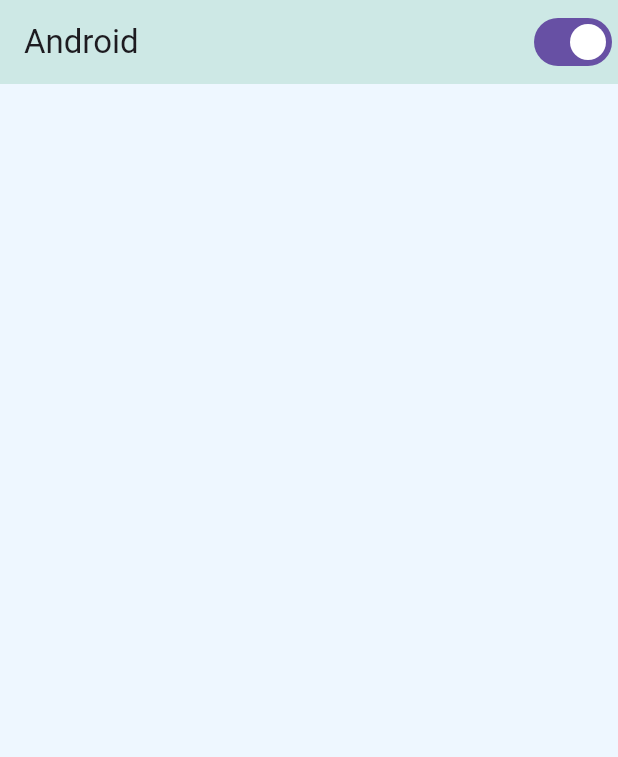
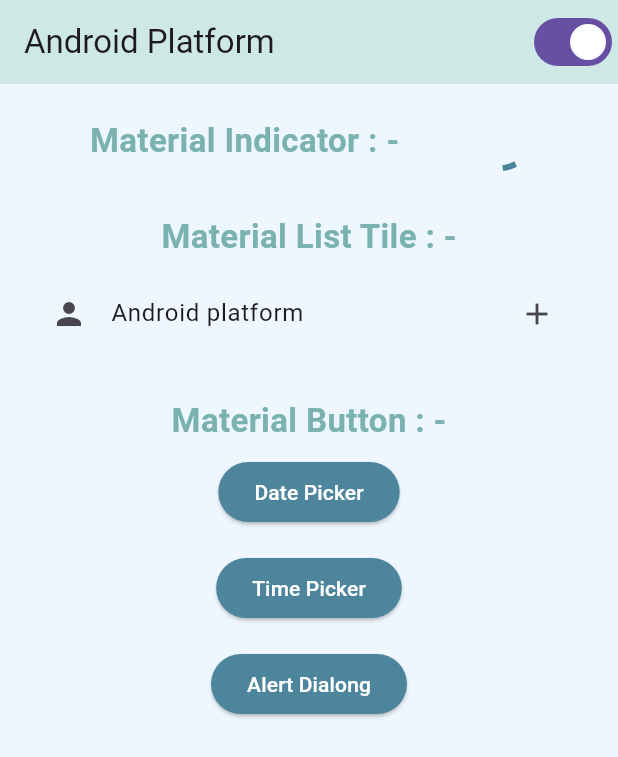
Before and after one commit to Aksharpatel06/adv_flutter_ch2, a Flutter app: the screen it shows after launch, on a phone screen of 412 x 824 dp. Shown: the top 757 px of the screen. Run offline on Flutter 3.47's test engine with Material 3 defaults, Android fonts, the phone set to English and light mode, and no system bars.

Commit message:
07-05-2024

```diff
--- a/lib/ch_2/task_2/view/cupertinoscreen/cupertino_screen.dart
+++ b/lib/ch_2/task_2/view/cupertinoscreen/cupertino_screen.dart
@@ -18,7 +18,7 @@
     return CupertinoPageScaffold(
       backgroundColor: secondarycolor,
       navigationBar: CupertinoNavigationBar(
-        middle: Text('iOS'),
+        middle: const Text('iOS Platform'),
         backgroundColor: primarycolor,
         trailing: CupertinoSwitch(
           value: Provider.of<PlatForm>(context, listen: true).isAndoid,
--- a/lib/ch_2/task_2/view/materialscreen/matrial_screen.dart
+++ b/lib/ch_2/task_2/view/materialscreen/matrial_screen.dart
@@ -1,8 +1,10 @@
 import 'package:adv_flutter_ch2/utils/colorlist.dart';
+import 'package:flutter/cupertino.dart';
 import 'package:flutter/material.dart';
 import 'package:provider/provider.dart';
 
 import '../../provider/platform.dart';
+
 class MaterialScreen extends StatelessWidget {
   const MaterialScreen({super.key});
 
@@ -12,13 +14,134 @@
       backgroundColor: secondarycolor,
       appBar: AppBar(
         backgroundColor: primarycolor,
-        title:Text('Android'),
+        title: const Text('Android Platform'),
         actions: [
           Switch(
-            value: Provider.of<PlatForm>(context,listen: true).isAndoid,
+            value: Provider.of<PlatForm>(context, listen: true).isAndoid,
             onChanged: (value) {
-              Provider.of<PlatForm>(context,listen: false).change_platfrom(value);
+              Provider.of<PlatForm>(context, listen: false)
+                  .change_platfrom(value);
             },
+          ),
+        ],
+      ),
+      body: Column(
+        children: [
+          Padding(
+            padding: const EdgeInsets.symmetric(vertical: 20.0, horizontal: 10),
+            child: Row(
+              mainAxisAlignment: MainAxisAlignment.spaceEvenly,
+              children: [
+                Text(
+                  'Material Indicator : -',
+                  style: TextStyle(
+                      color: surfacecolor,
+                      fontSize: 22,
+                      fontWeight: FontWeight.bold),
+                ),
+                CircularProgressIndicator(
+                  color: buttoncolor,
+                )
+              ],
+            ),
+          ),
+          Padding(
+            padding: const EdgeInsets.symmetric(vertical: 10, horizontal: 10),
+            child: Column(
+              children: [
+                Text(
+                  'Material List Tile : -',
+                  style: TextStyle(
+                      fontSize: 22,
+                      fontWeight: FontWeight.bold,
+                      color: surfacecolor),
+                ),
+                const Padding(
+                  padding: EdgeInsets.all(8.0),
+                  child: ListTile(
+                      leading: Icon(Icons.person),
+                      trailing: Icon(Icons.add),
+                      title: Text('Android platform')),
+                )
+              ],
+            ),
+          ),
+          Padding(
+            padding: const EdgeInsets.symmetric(vertical: 10, horizontal: 10),
+            child: Column(
+              children: [
+                Text(
+                  'Material Button : -',
+                  style: TextStyle(
+                      fontSize: 22,
+                      fontWeight: FontWeight.bold,
+                      color: surfacecolor),
+                ),
+                Padding(
+                  padding: const EdgeInsets.all(8.0),
+                  child: ElevatedButton(
+                    style: ButtonStyle(
+                        backgroundColor: MaterialStatePropertyAll(buttoncolor)),
+                    child: const Text(
+                      'Date Picker',
+                      style: TextStyle(color: CupertinoColors.white),
+                    ),
+                    onPressed: () {
+                      showDatePicker(
+                          context: context,
+                          firstDate: DateTime(1950),
+                          lastDate: DateTime(2050));
+                    },
+                  ),
+                ),
+                Padding(
+                  padding: const EdgeInsets.all(8.0),
+                  child: ElevatedButton(
+                    style: ButtonStyle(
+                        backgroundColor: MaterialStatePropertyAll(buttoncolor)),
+                    child: const Text(
+                      'Time Picker',
+                      style: TextStyle(color: CupertinoColors.white),
+                    ),
+                    onPressed: () {
+                      showTimePicker(
+                          context: context, initialTime: TimeOfDay.now());
+                    },
+                  ),
+                ),
+                Padding(
+                  padding: const EdgeInsets.all(8.0),
+                  child: ElevatedButton(
+                    style: ButtonStyle(
+                        backgroundColor: MaterialStatePropertyAll(buttoncolor)),
+                    child: const Text(
+                      'Alert Dialong',
+                      style: TextStyle(color: CupertinoColors.white),
+                    ),
+                    onPressed: () {
+                      showDialog(
+                        context: context,
+                        builder: (context) => AlertDialog(
+                          title: const Text("Welcome to iOS platform"),
+                          actions: [
+                            TextButton(
+                                onPressed: () {
+                                  Navigator.of(context).pop();
+                                },
+                                child: const Text('Next')),
+                            TextButton(
+                                onPressed: () {
+                                  Navigator.of(context).pop();
+                                },
+                                child: const Text('Close')),
+                          ],
+                        ),
+                      );
+                    },
+                  ),
+                ),
+              ],
+            ),
           ),
         ],
       ),
--- a/lib/main.dart
+++ b/lib/main.dart
@@ -14,7 +14,7 @@
     ChangeNotifierProvider(
       create: (context) => PlatForm(),
     ),
-  ], child: MyApp()));
+  ], child: const MyApp()));
 }
 //TASK 2.1
 // class MyApp extends StatelessWidget {
@@ -67,6 +67,6 @@
 
   @override
   Widget build(BuildContext context) {
-    return AdaptiveWidegt();
+    return const AdaptiveWidegt();
   }
 }
```
